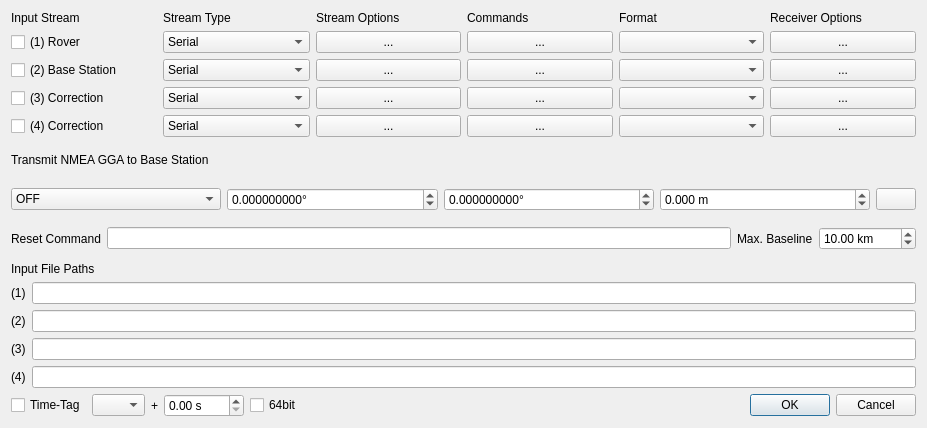
ourairquality/RTKLIB, file app/qtapp/rtknavi_qt/instrdlg.ui: the form before one commit.
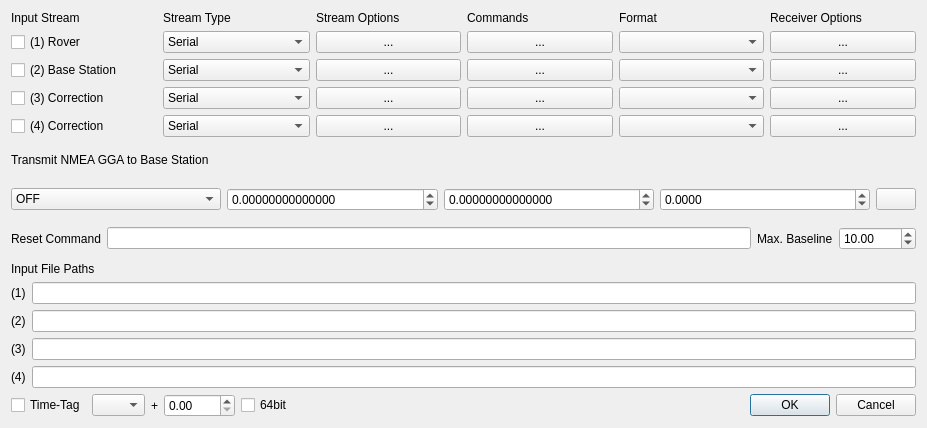
The form after the commit. Icons and pictures are not drawn.

Commit message:
qtapp: avoid input unit suffix
Avoid bundling a unit suffix onto numerical input boxes. While this
helps presentation it frustrates copying values into these boxed. Move
the units to the associate box name or help box.

Increase the number of decimal places for latitude and longitude from
9 to 14. Attempts to paste a numerical value with more decimal places
would fail and this avoids this frustration, up to 14 decimal places.

For distances use 4 decimal places more consistently.

Patch:
```diff
--- a/app/qtapp/rtknavi_qt/instrdlg.ui
+++ b/app/qtapp/rtknavi_qt/instrdlg.ui
@@ -88,9 +88,6 @@
       </item>
       <item row="0" column="3">
        <widget class="QDoubleSpinBox" name="sBTimeStart">
-        <property name="suffix">
-         <string> s</string>
-        </property>
         <property name="maximum">
          <double>3600.000000000000000</double>
         </property>
@@ -256,57 +253,48 @@
          <item row="0" column="3">
           <widget class="QDoubleSpinBox" name="sBNmeaPosition3">
            <property name="toolTip">
-            <string>Height to send to base station</string>
-           </property>
-           <property name="suffix">
-            <string> m</string>
+            <string>Height to send to base station (m)</string>
            </property>
            <property name="decimals">
-            <number>3</number>
+            <number>4</number>
            </property>
            <property name="minimum">
-            <double>-200.000000000000000</double>
+            <double>-200.0000</double>
            </property>
            <property name="maximum">
-            <double>8000.000000000000000</double>
+            <double>8000.0000</double>
            </property>
           </widget>
          </item>
          <item row="0" column="1">
           <widget class="QDoubleSpinBox" name="sBNmeaPosition1">
            <property name="toolTip">
-            <string>Latitude to send to base station</string>
-           </property>
-           <property name="suffix">
-            <string>°</string>
+            <string>Latitude to send to base station (deg)</string>
            </property>
            <property name="decimals">
-            <number>9</number>
+            <number>14</number>
            </property>
            <property name="minimum">
-            <double>-180.000000000000000</double>
+            <double>-180.00000000000000</double>
            </property>
            <property name="maximum">
-            <double>180.000000000000000</double>
+            <double>180.00000000000000</double>
            </property>
           </widget>
          </item>
          <item row="0" column="2">
           <widget class="QDoubleSpinBox" name="sBNmeaPosition2">
            <property name="toolTip">
-            <string>Longitude to send to base station</string>
-           </property>
-           <property name="suffix">
-            <string>°</string>
+            <string>Longitude to send to base station (deg)</string>
            </property>
            <property name="decimals">
-            <number>9</number>
+            <number>14</number>
            </property>
            <property name="minimum">
-            <double>-90.000000000000000</double>
+            <double>-90.00000000000000</double>
            </property>
            <property name="maximum">
-            <double>90.000000000000000</double>
+            <double>90.00000000000000</double>
            </property>
           </widget>
          </item>
@@ -397,16 +385,13 @@
          <item row="0" column="3">
           <widget class="QDoubleSpinBox" name="sBMaxBaseLine">
            <property name="toolTip">
-            <string>Maximum baseline which will trigger the reset command to be executed</string>
-           </property>
-           <property name="suffix">
-            <string> km</string>
+            <string>Maximum baseline (km) which will trigger the reset command to be executed</string>
            </property>
            <property name="maximum">
-            <double>99999.990000000005239</double>
+            <double>99999.99</double>
            </property>
            <property name="value">
-            <double>10.000000000000000</double>
+            <double>10.00</double>
            </property>
           </widget>
          </item>
```
The commit also changes 16 other files.
